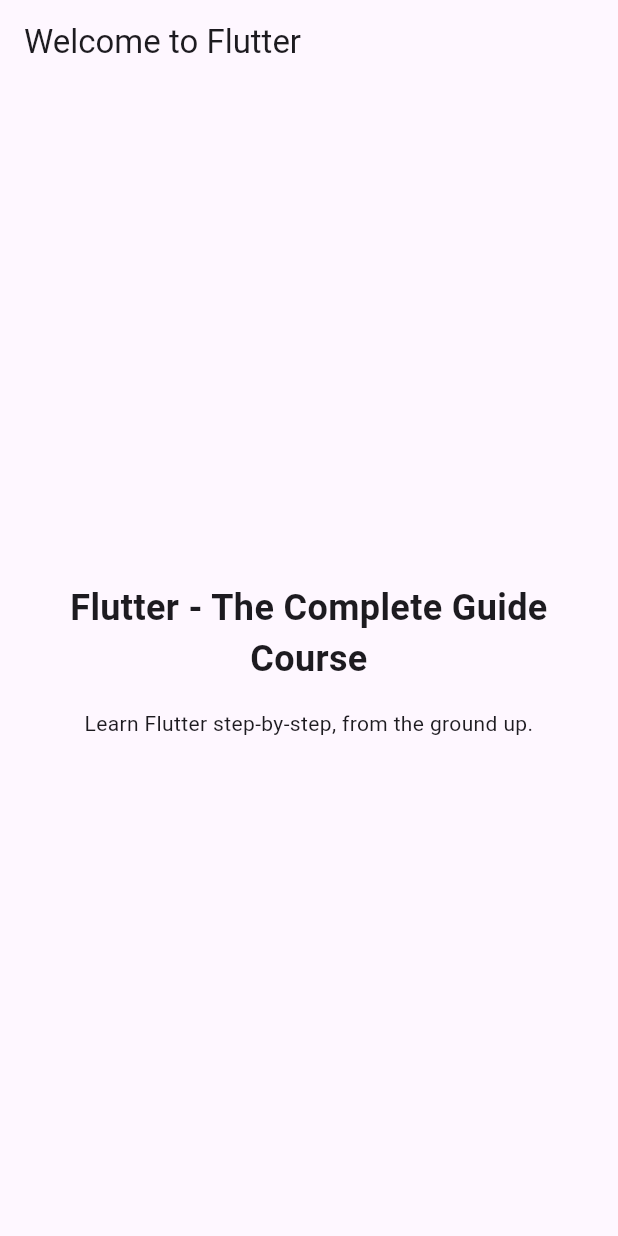
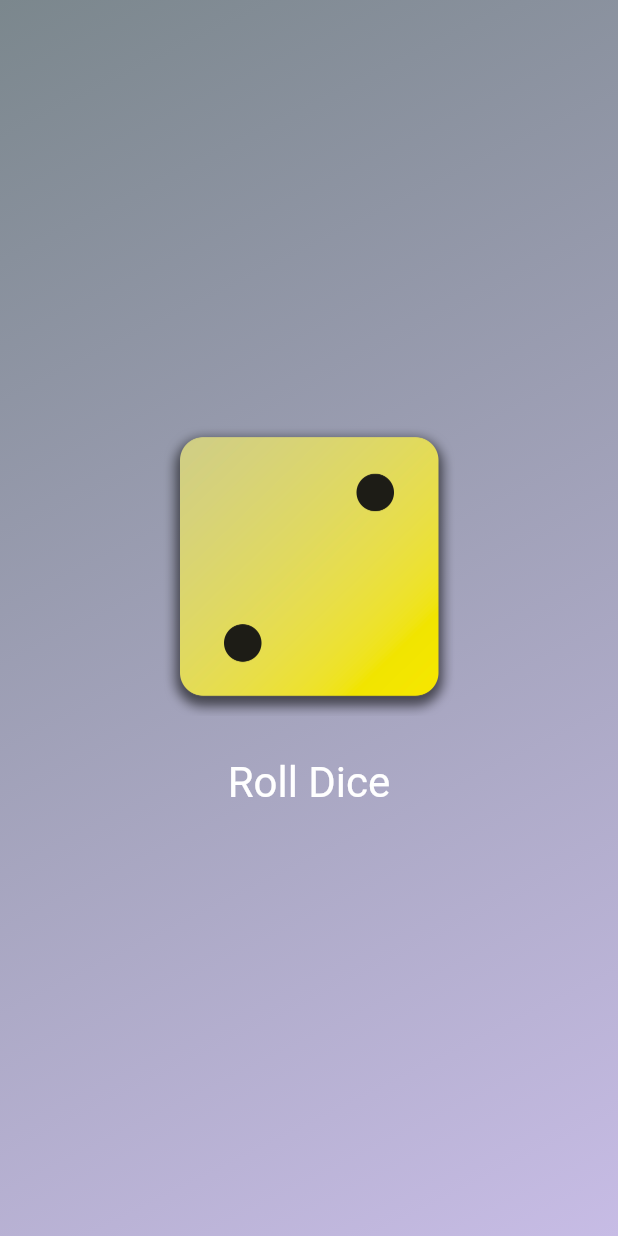
Before and after one commit to Michal-Iwa/Learning-Flutter, a Flutter app: the screen it shows after launch, on a phone screen of 412 x 824 dp. Run offline on Flutter 3.47's test engine with Material 3 defaults, Android fonts, the phone set to English and light mode, and no system bars.

Commit message:
first app with stateful widgets

```diff
--- /dev/null
+++ b/first_app/lib/basics/styled_text.dart
@@ -0,0 +1,17 @@
+import 'package:flutter/material.dart';
+
+class StyledText extends StatelessWidget {
+  final String text;
+  const StyledText(this.text, {super.key});
+  @override
+  Widget build(BuildContext context) {
+    return Text(
+      text,
+      style: TextStyle(
+        color: Colors.white,
+        fontStyle: FontStyle.italic,
+        fontSize: 25,
+      ),
+    );
+  }
+}
--- /dev/null
+++ b/first_app/lib/dice_roller.dart
@@ -0,0 +1,45 @@
+import 'dart:math';
+import 'package:flutter/material.dart';
+
+final randomizer = Random();
+
+class DiceRoller extends StatefulWidget {
+  const DiceRoller({super.key});
+
+  @override
+  State<DiceRoller> createState() {
+    return _DiceRollerState();
+  }
+
+}
+
+class _DiceRollerState extends State<DiceRoller> {
+
+  var currentDiceRoll = 2;
+  var activeDiceImage = 'assets/images/dice-5.png';
+
+  void rollDice() {
+    setState(() {
+      currentDiceRoll = randomizer.nextInt(6) + 1;
+    });
+  }
+
+  @override
+  Widget build(BuildContext context) {
+    return Column(
+          mainAxisSize: MainAxisSize.min,
+          children: [
+            Image.asset('assets/images/dice-$currentDiceRoll.png', width: 200),
+            const SizedBox(height: 20),
+            TextButton(
+              onPressed: (rollDice),
+              style: TextButton.styleFrom(
+                foregroundColor: Colors.white,
+                textStyle: const TextStyle(fontSize: 28),
+              ),
+              child: const Text('Roll Dice'),
+            ),
+          ],
+        );
+  }
+}
--- /dev/null
+++ b/first_app/lib/gradient_container.dart
@@ -0,0 +1,34 @@
+import 'package:first_app/dice_roller.dart';
+import 'package:flutter/material.dart';
+
+const startAlignment = Alignment.topLeft;
+const endAlignment = Alignment.bottomRight;
+const colourConst1 = Color.fromARGB(255, 123, 135, 141);
+const colourConst2 = Color.fromARGB(255, 199, 188, 229);
+
+class GradientContainer extends StatelessWidget {
+  const GradientContainer(this.colour1, this.colour2, {super.key});
+
+  const GradientContainer.grey({super.key})
+    : colour1 = colourConst1,
+      colour2 = colourConst2;
+
+  final Color colour1;
+  final Color colour2;
+
+  @override
+  Widget build(BuildContext context) {
+    return Container(
+      decoration: BoxDecoration(
+        gradient: LinearGradient(
+          begin: startAlignment,
+          end: endAlignment,
+          colors: [colour1, colour2],
+        ),
+      ),
+      child: Center(
+        child: DiceRoller()
+      ),
+    );
+  }
+}
--- a/first_app/lib/main.dart
+++ b/first_app/lib/main.dart
@@ -1,54 +1,6 @@
 import 'package:flutter/material.dart';
+import 'gradient_container.dart';
 
 void main() {
-  runApp(const MyApp());
+  runApp(const MaterialApp(home: Scaffold(body: GradientContainer.grey())));
 }
-
-// With Flutter, you create user interfaces by combining "widgets"
-// You'll learn all about them (and much more) throughout this course!
-class MyApp extends StatelessWidget {
-  const MyApp({super.key});
-
-  // Every custom widget must have a build() method
-  // It tells Flutter, which widgets make up your custom widget
-  // Again: You'll learn all about that throughout the course!
-  @override
-  Widget build(BuildContext context) {
-    // Below, a bunch of built-in widgets are used (provided by Flutter)
-    // They will be explained in the next sections
-    // In this course, you will, of course, not just use them a lot but
-    // also learn about many other widgets!
-    return MaterialApp(
-      title: 'Flutter First App',
-      theme: ThemeData(useMaterial3: true),
-      home: Scaffold(
-        appBar: AppBar(
-          title: const Text('Welcome to Flutter'),
-        ),
-        body: Container(
-          width: double.infinity,
-          padding: const EdgeInsets.all(12),
-          child: Column(
-            mainAxisAlignment: MainAxisAlignment.center,
-            crossAxisAlignment: CrossAxisAlignment.center,
-            children: const [
-              Text(
-                'Flutter - The Complete Guide Course',
-                textAlign: TextAlign.center,
-                style: TextStyle(
-                  fontSize: 24,
-                  fontWeight: FontWeight.bold,
-                ),
-              ),
-              SizedBox(height: 16),
-              Text(
-                'Learn Flutter step-by-step, from the ground up.',
-                textAlign: TextAlign.center,
-              ),
-            ],
-          ),
-        ),
-      ),
-    );
-  }
-}
```
Also changed, not shown: first_app/pubspec.yaml (+7 -3 lines), first_app/assets/images/dice-1.png (added), first_app/assets/images/dice-2.png (added), first_app/assets/images/dice-3.png (added), first_app/assets/images/dice-4.png (added), first_app/assets/images/dice-5.png (added), first_app/assets/images/dice-6.png (added).
